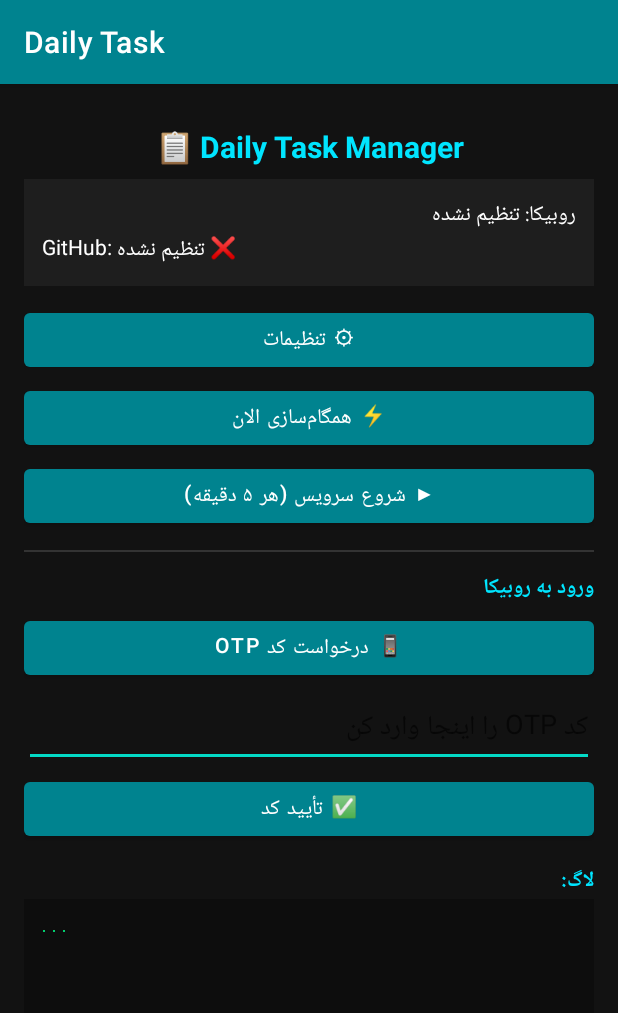
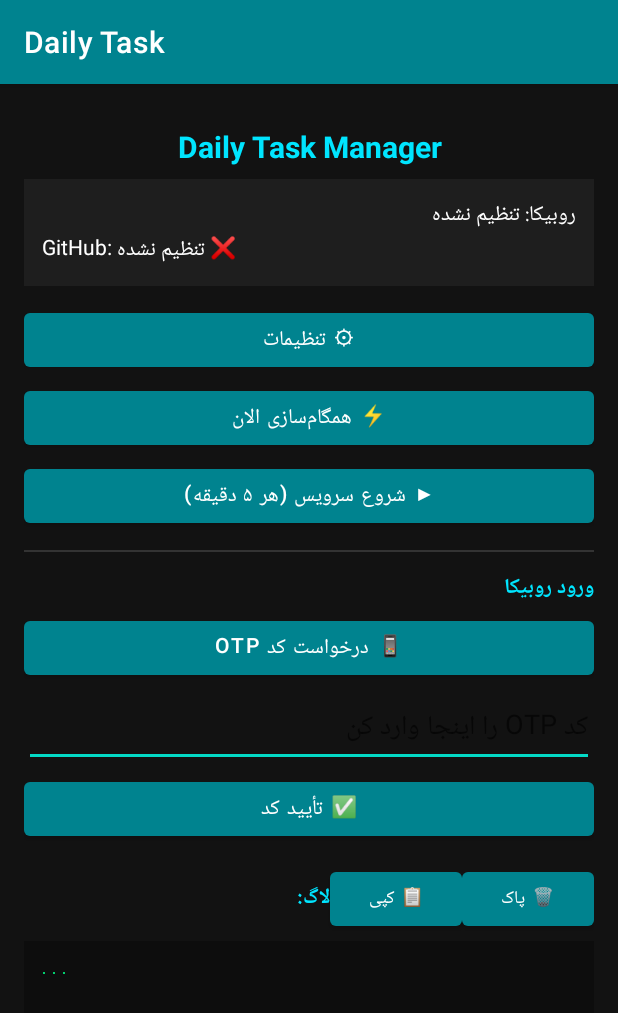
Before and after one commit to Hasanfadavi2006/claude-daily-task-manager, an Android app: the screen it shows after launch (MainActivity), on a phone screen of 412 x 824 dp. Shown: the top 1013 px of the screen. Run offline under Robolectric (Android 15) with nearby library versions, the phone set to English and light mode, and no system bars.

Commit message:
v4.0: copy log button, crash→GitHub logging, localhost HTTP fix
- Add DiagLogger: auto-pushes startup/crash events to GitHub
- Add copy/clear log buttons to MainActivity
- App.java: crash handler writes full stack to GitHub before showing CrashActivity
- Manifest: usesCleartextTraffic=true for Termux localhost HTTP
- MainActivity: startup log push on every open

https://claude.ai/code/session_011w67xXpFGfdvUbVR98hEQN

```diff
--- a/android/app/src/main/java/ir/fadavi/dailytask/MainActivity.java
+++ b/android/app/src/main/java/ir/fadavi/dailytask/MainActivity.java
@@ -3,6 +3,7 @@ package ir.fadavi.dailytask;
 import android.Manifest;
 import android.content.*;
 import android.os.*;
+import android.view.View;
 import android.widget.*;
 import androidx.appcompat.app.AppCompatActivity;
 import org.json.*;
@@ -19,6 +20,7 @@ public class MainActivity extends AppCompatActivity {
     protected void onCreate(Bundle s) {
         super.onCreate(s);
         setContentView(R.layout.activity_main);
+        DiagLogger.push(this, "startup", "v4.0");
 
         uiHandler = new Handler(Looper.getMainLooper());
         tvStatus  = findViewById(R.id.tvStatus);
@@ -30,7 +32,7 @@ public class MainActivity extends AppCompatActivity {
 
         findViewById(R.id.btnStart).setOnClickListener(v -> {
             startService(new Intent(this, CollectorService.class));
-            appendLog("سرویس شروع شد ✅");
+            appendLog("سرویس شروع شد");
         });
 
         findViewById(R.id.btnSyncNow).setOnClickListener(v -> {
@@ -41,11 +43,11 @@ public class MainActivity extends AppCompatActivity {
         });
 
         findViewById(R.id.btnSendOtp).setOnClickListener(v -> {
-            String phone = prefs().getString("rubika_phone","");
+            String phone = prefs().getString("rubika_phone", "");
             if (phone.isEmpty()) { toast("اول شماره را در تنظیمات وارد کن"); return; }
             new Thread(() -> {
                 JSONObject r = RubikaClient.post("/request_otp", obj("phone", phone));
-                String msg = r.optBoolean("ok",false) ? "کد OTP ارسال شد ✅" : "خطا: " + r.optString("error");
+                String msg = r.optBoolean("ok", false) ? "OTP ارسال شد" : "خطا: " + r.optString("error");
                 runOnUiThread(() -> appendLog(msg));
             }).start();
         });
@@ -53,14 +55,25 @@ public class MainActivity extends AppCompatActivity {
         findViewById(R.id.btnVerifyOtp).setOnClickListener(v -> {
             String otp = etOtp.getText().toString().trim();
             if (otp.isEmpty()) { toast("کد OTP را وارد کن"); return; }
-            String phone = prefs().getString("rubika_phone","");
+            String phone = prefs().getString("rubika_phone", "");
             new Thread(() -> {
-                JSONObject body = obj("phone", phone); try { body.put("otp", otp); } catch(Exception ig){}
+                JSONObject body = obj("phone", phone);
+                try { body.put("otp", otp); } catch (Exception ig) {}
                 JSONObject r = RubikaClient.post("/verify_otp", body);
-                String msg = r.optBoolean("ok",false) ? "لاگین موفق ✅" : "خطا: " + r.optString("error");
+                String msg = r.optBoolean("ok", false) ? "لاگین موفق" : "خطا: " + r.optString("error");
                 runOnUiThread(() -> appendLog(msg));
             }).start();
         });
+
+        findViewById(R.id.btnCopyLog).setOnClickListener(v -> {
+            String log = tvLog.getText().toString();
+            ClipboardManager cm = (ClipboardManager) getSystemService(CLIPBOARD_SERVICE);
+            cm.setPrimaryClip(ClipData.newPlainText("log", log));
+            toast("لاگ کپی شد");
+            DiagLogger.push(this, "log_copy", log.length() > 500 ? log.substring(0, 500) : log);
+        });
+
+        findViewById(R.id.btnClearLog).setOnClickListener(v -> tvLog.setText("..."));
 
         if (Build.VERSION.SDK_INT >= Build.VERSION_CODES.TIRAMISU) {
             requestPermissions(new String[]{
@@ -70,7 +83,6 @@ public class MainActivity extends AppCompatActivity {
             requestPermissions(new String[]{
                 Manifest.permission.READ_SMS, Manifest.permission.RECEIVE_SMS}, 100);
         }
-
         refreshStatus();
     }
 
@@ -79,29 +91,25 @@ public class MainActivity extends AppCompatActivity {
         listener = (e, d) -> appendLog("[" + e + "] " + d);
         refreshStatus();
     }
-
     @Override protected void onPause() { super.onPause(); listener = null; }
 
     private void refreshStatus() {
-        String phone = prefs().getString("rubika_phone","تنظیم نشده");
-        String owner = prefs().getString("gh_owner","");
-        String repo  = prefs().getString("gh_repo","");
+        String phone = prefs().getString("rubika_phone", "تنظیم نشده");
+        String owner = prefs().getString("gh_owner", "");
+        String repo  = prefs().getString("gh_repo", "");
         tvStatus.setText("روبیکا: " + phone + "\nGitHub: " +
-            (!owner.isEmpty() && !repo.isEmpty() ? owner+"/"+repo+" ✅" : "تنظیم نشده ❌"));
+            (!owner.isEmpty() && !repo.isEmpty() ? owner + "/" + repo + " ✅" : "تنظیم نشده ❌"));
     }
 
     private void appendLog(String line) {
         String cur = tvLog.getText().toString();
-        tvLog.setText(line + "\n" + (cur.length() > 3000 ? cur.substring(0, 3000) : cur));
+        if ("...".equals(cur)) cur = "";
+        tvLog.setText(line + "\n" + (cur.length() > 4000 ? cur.substring(0, 4000) : cur));
     }
 
-    private SharedPreferences prefs() {
-        return getSharedPreferences("dailytask", MODE_PRIVATE);
+    private SharedPreferences prefs() { return getSharedPreferences("dailytask", MODE_PRIVATE); }
+    private JSONObject obj(String k, String v) {
+        try { return new JSONObject().put(k, v); } catch (Exception e) { return new JSONObject(); }
     }
-
-    private JSONObject obj(String k, String v) {
-        try { return new JSONObject().put(k, v); } catch(Exception e) { return new JSONObject(); }
-    }
-
     private void toast(String m) { Toast.makeText(this, m, Toast.LENGTH_SHORT).show(); }
 }
--- a/android/app/src/main/res/layout/activity_main.xml
+++ b/android/app/src/main/res/layout/activity_main.xml
@@ -1,108 +1,65 @@
 <?xml version="1.0" encoding="utf-8"?>
 <ScrollView xmlns:android="http://schemas.android.com/apk/res/android"
-    android:layout_width="match_parent"
-    android:layout_height="match_parent"
-    android:background="#121212"
-    android:padding="16dp">
-
-    <LinearLayout
-        android:layout_width="match_parent"
-        android:layout_height="wrap_content"
+    android:layout_width="match_parent" android:layout_height="match_parent"
+    android:background="#121212" android:padding="16dp">
+    <LinearLayout android:layout_width="match_parent" android:layout_height="wrap_content"
         android:orientation="vertical">
 
-        <TextView
-            android:layout_width="match_parent"
-            android:layout_height="wrap_content"
-            android:text="📋 Daily Task Manager"
-            android:textColor="#00E5FF"
-            android:textSize="20sp"
-            android:textStyle="bold"
-            android:gravity="center"
-            android:paddingTop="12dp"
-            android:paddingBottom="8dp"/>
+        <TextView android:layout_width="match_parent" android:layout_height="wrap_content"
+            android:text="Daily Task Manager" android:textColor="#00E5FF"
+            android:textSize="20sp" android:textStyle="bold" android:gravity="center"
+            android:paddingTop="12dp" android:paddingBottom="8dp"/>
 
-        <TextView
-            android:id="@+id/tvStatus"
-            android:layout_width="match_parent"
-            android:layout_height="wrap_content"
-            android:textColor="#FFFFFF"
-            android:background="#1E1E1E"
-            android:padding="12dp"
-            android:layout_marginBottom="12dp"
-            android:text="در حال بارگذاری..."/>
+        <TextView android:id="@+id/tvStatus"
+            android:layout_width="match_parent" android:layout_height="wrap_content"
+            android:textColor="#FFFFFF" android:background="#1E1E1E"
+            android:padding="12dp" android:layout_marginBottom="12dp" android:text="..."/>
 
-        <Button
-            android:id="@+id/btnSettings"
-            android:layout_width="match_parent"
-            android:layout_height="wrap_content"
-            android:text="⚙ تنظیمات"
-            android:layout_marginBottom="4dp"/>
-
-        <Button
-            android:id="@+id/btnSyncNow"
-            android:layout_width="match_parent"
-            android:layout_height="wrap_content"
-            android:text="⚡ همگام‌سازی الان"
-            android:layout_marginBottom="4dp"/>
-
-        <Button
-            android:id="@+id/btnStart"
-            android:layout_width="match_parent"
-            android:layout_height="wrap_content"
-            android:text="▶ شروع سرویس (هر ۵ دقیقه)"
-            android:layout_marginBottom="12dp"/>
+        <Button android:id="@+id/btnSettings"
+            android:layout_width="match_parent" android:layout_height="wrap_content"
+            android:text="⚙ تنظیمات" android:layout_marginBottom="4dp"/>
+        <Button android:id="@+id/btnSyncNow"
+            android:layout_width="match_parent" android:layout_height="wrap_content"
+            android:text="⚡ همگام‌سازی الان" android:layout_marginBottom="4dp"/>
+        <Button android:id="@+id/btnStart"
+            android:layout_width="match_parent" android:layout_height="wrap_content"
+            android:text="▶ شروع سرویس (هر ۵ دقیقه)" android:layout_marginBottom="12dp"/>
 
         <View android:layout_width="match_parent" android:layout_height="1dp"
             android:background="#333333" android:layout_marginBottom="12dp"/>
 
-        <TextView
-            android:layout_width="match_parent"
-            android:layout_height="wrap_content"
-            android:text="ورود به روبیکا"
-            android:textColor="#00E5FF"
-            android:textStyle="bold"
+        <TextView android:layout_width="match_parent" android:layout_height="wrap_content"
+            android:text="ورود روبیکا" android:textColor="#00E5FF"
+            android:textStyle="bold" android:layout_marginBottom="4dp"/>
+        <Button android:id="@+id/btnSendOtp"
+            android:layout_width="match_parent" android:layout_height="wrap_content"
+            android:text="📱 درخواست کد OTP" android:layout_marginBottom="4dp"/>
+        <EditText android:id="@+id/etOtp"
+            android:layout_width="match_parent" android:layout_height="wrap_content"
+            android:hint="کد OTP را اینجا وارد کن" android:inputType="number"
             android:layout_marginBottom="4dp"/>
+        <Button android:id="@+id/btnVerifyOtp"
+            android:layout_width="match_parent" android:layout_height="wrap_content"
+            android:text="✅ تأیید کد" android:layout_marginBottom="12dp"/>
 
-        <Button
-            android:id="@+id/btnSendOtp"
-            android:layout_width="match_parent"
-            android:layout_height="wrap_content"
-            android:text="📱 درخواست کد OTP"
-            android:layout_marginBottom="4dp"/>
+        <LinearLayout android:layout_width="match_parent" android:layout_height="wrap_content"
+            android:orientation="horizontal" android:layout_marginBottom="4dp">
+            <TextView android:layout_width="0dp" android:layout_height="wrap_content"
+                android:layout_weight="1" android:text="لاگ:"
+                android:textColor="#00E5FF" android:textStyle="bold"
+                android:gravity="center_vertical"/>
+            <Button android:id="@+id/btnCopyLog"
+                android:layout_width="wrap_content" android:layout_height="wrap_content"
+                android:text="📋 کپی" android:textSize="12sp"/>
+            <Button android:id="@+id/btnClearLog"
+                android:layout_width="wrap_content" android:layout_height="wrap_content"
+                android:text="🗑 پاک" android:textSize="12sp"/>
+        </LinearLayout>
 
-        <EditText
-            android:id="@+id/etOtp"
-            android:layout_width="match_parent"
-            android:layout_height="wrap_content"
-            android:hint="کد OTP را اینجا وارد کن"
-            android:inputType="number"
-            android:layout_marginBottom="4dp"/>
-
-        <Button
-            android:id="@+id/btnVerifyOtp"
-            android:layout_width="match_parent"
-            android:layout_height="wrap_content"
-            android:text="✅ تأیید کد"
-            android:layout_marginBottom="12dp"/>
-
-        <TextView
-            android:layout_width="match_parent"
-            android:layout_height="wrap_content"
-            android:text="لاگ:"
-            android:textColor="#00E5FF"
-            android:textStyle="bold"/>
-
-        <TextView
-            android:id="@+id/tvLog"
-            android:layout_width="match_parent"
-            android:layout_height="wrap_content"
-            android:text="..."
-            android:textColor="#00FF88"
-            android:background="#0D0D0D"
-            android:padding="10dp"
-            android:fontFamily="monospace"
-            android:textSize="11sp"
-            android:minHeight="150dp"/>
-
+        <TextView android:id="@+id/tvLog"
+            android:layout_width="match_parent" android:layout_height="wrap_content"
+            android:text="..." android:textColor="#00FF88" android:background="#0D0D0D"
+            android:padding="10dp" android:fontFamily="monospace"
+            android:textSize="11sp" android:minHeight="150dp"/>
     </LinearLayout>
 </ScrollView>
```
Also changed, not shown: android/app/src/main/AndroidManifest.xml (+15 -18 lines), android/app/src/main/java/ir/fadavi/dailytask/App.java (+7 -3 lines), android/app/src/main/java/ir/fadavi/dailytask/DiagLogger.java (added, +92 -0 lines).
